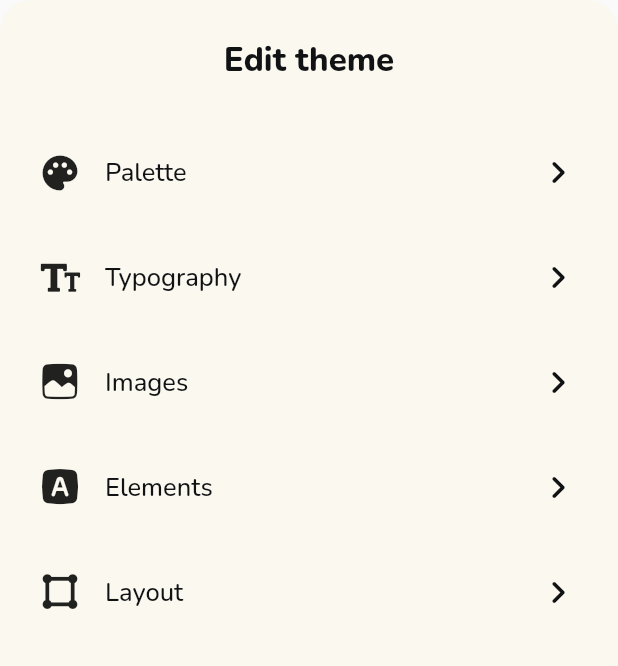
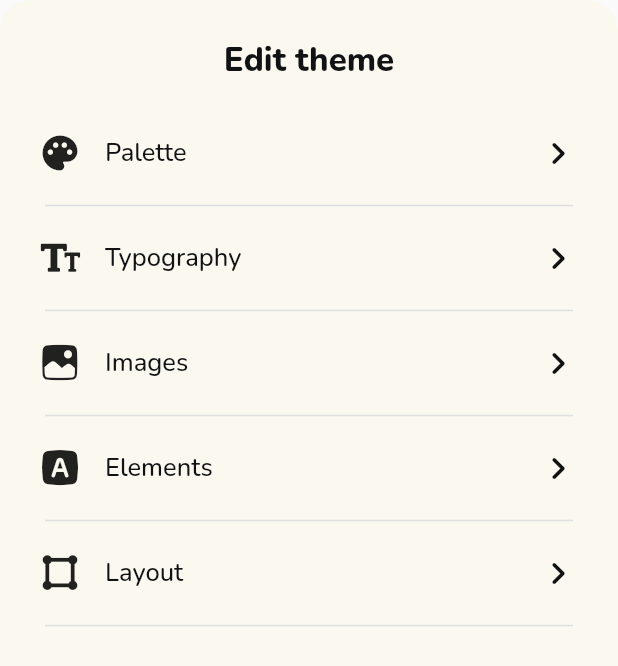
Before and after one commit to cjwg/onodu, a Flutter app: the ThemeSettingsWidget widget shown alone on an empty page, opened directly, on a phone screen of 412 x 824 dp. Shown: the top 666 px of the screen. Run offline on Flutter 3.47's test engine with Material 2 defaults, Android fonts, the phone set to English and light mode, and no system bars; our stand-ins replace auto_size_text, dropdown_button2, flutter_animate, flutter_colorpicker, font_awesome_flutter, from_css_color and 6 more; missing offline and left inert: json_path; accounts and stored records are empty; statements that could not run were skipped.

Commit message:
Updating to latest FlutterFlow output.

```diff
--- a/lib/components/theme_card/theme_card_widget.dart
+++ b/lib/components/theme_card/theme_card_widget.dart
@@ -53,6 +53,11 @@ class _ThemeCardWidgetState extends State<ThemeCardWidget> {
         decoration: BoxDecoration(
           color: FlutterFlowTheme.of(context).primaryBackground,
         ),
+        child: Column(
+          mainAxisSize: MainAxisSize.max,
+          mainAxisAlignment: MainAxisAlignment.start,
+          children: [
+            Expanded(
               child: Row(
                 mainAxisSize: MainAxisSize.max,
                 mainAxisAlignment: MainAxisAlignment.start,
@@ -103,6 +108,15 @@ class _ThemeCardWidgetState extends State<ThemeCardWidget> {
                 ],
               ),
             ),
+            Divider(
+              thickness: 1.0,
+              indent: 20.0,
+              endIndent: 20.0,
+              color: FlutterFlowTheme.of(context).accent3,
+            ),
+          ],
+        ),
+      ),
     );
   }
 }
--- a/lib/components/theme_settings/theme_settings_widget.dart
+++ b/lib/components/theme_settings/theme_settings_widget.dart
@@ -76,9 +76,7 @@ class _ThemeSettingsWidgetState extends State<ThemeSettingsWidget> {
                 PageController(initialPage: 0),
             scrollDirection: Axis.horizontal,
             children: [
-              Column(
-                mainAxisSize: MainAxisSize.max,
-                crossAxisAlignment: CrossAxisAlignment.stretch,
+              Stack(
                 children: [
                   wrapWithModel(
                     model: _model.bottomSheetTitleModel,
@@ -87,7 +85,9 @@ class _ThemeSettingsWidgetState extends State<ThemeSettingsWidget> {
                       text: 'Edit theme',
                     ),
                   ),
-                  ListView(
+                  Align(
+                    alignment: AlignmentDirectional(0.0, -0.25),
+                    child: ListView(
                       padding: EdgeInsets.zero,
                       shrinkWrap: true,
                       scrollDirection: Axis.vertical,
@@ -161,6 +161,7 @@ class _ThemeSettingsWidgetState extends State<ThemeSettingsWidget> {
                           ),
                         ),
                       ],
+                    ),
                   ),
                 ],
               ),
```
Lines whose indentation alone changed are shown as unchanged.
